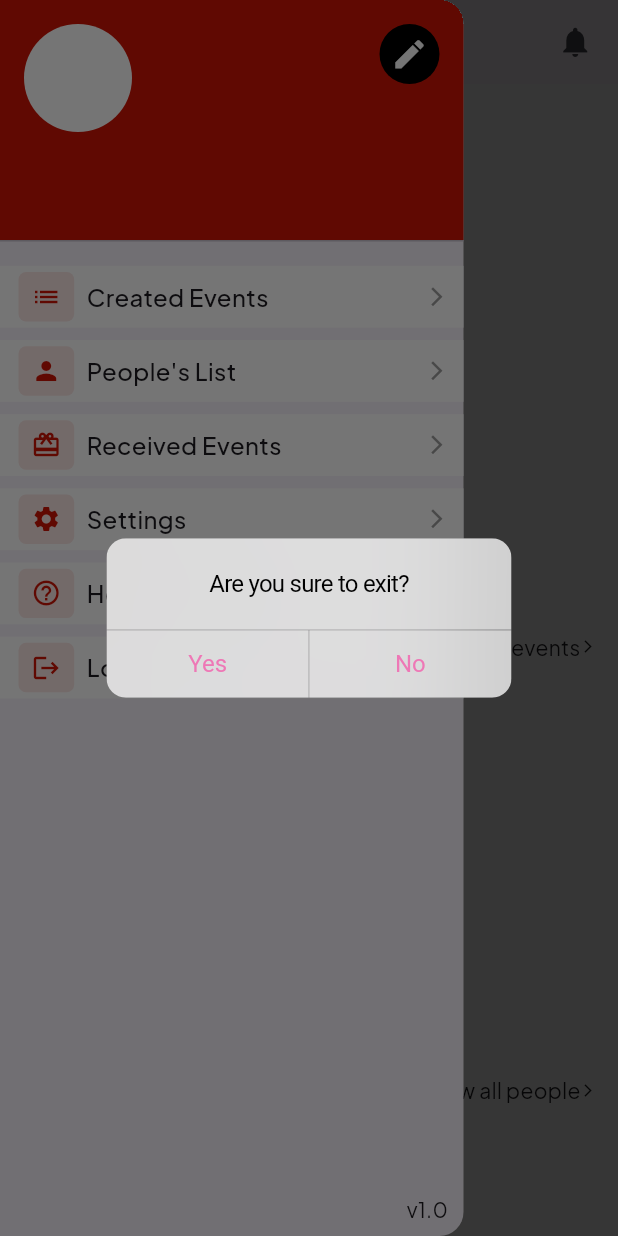
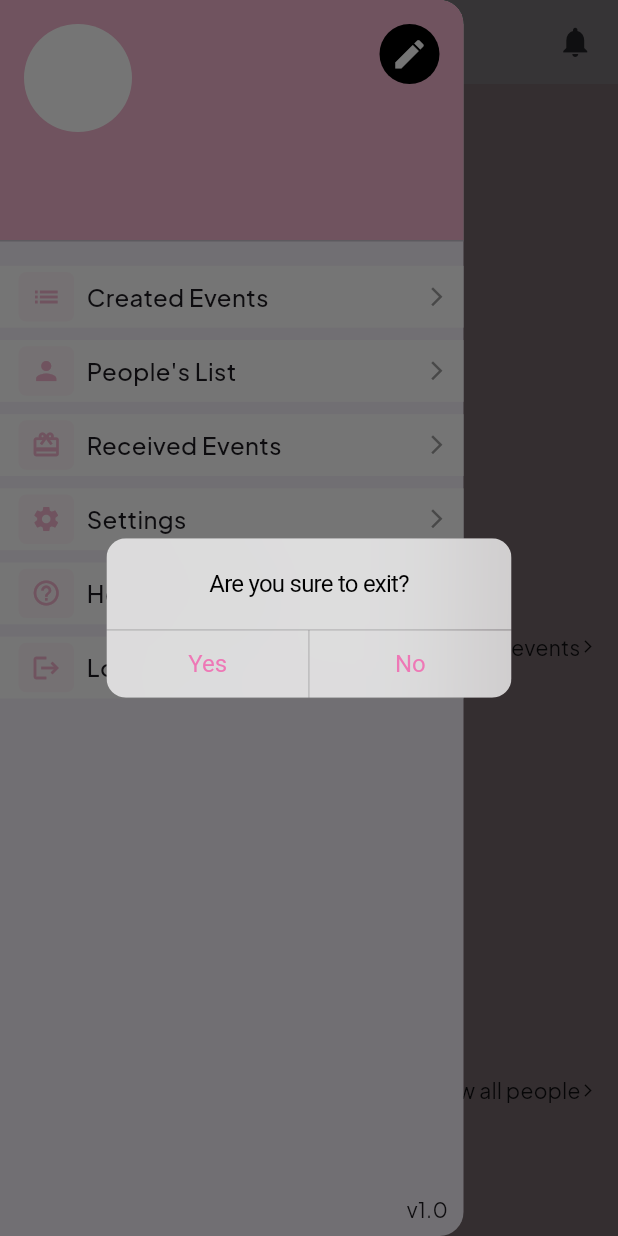
Before and after one commit to shubhamkumarmaghar/where_hearts_meet, a Flutter app: the DashboardScreen screen opened by its route, in the side drawer, after a tap on "Logout", on a phone screen of 412 x 824 dp. Run offline on Flutter 3.47's test engine with Material 3 defaults, Android fonts, the phone set to English and light mode, and no system bars; our stand-ins replace cloud_firestore, confetti, dio, firebase_auth, firebase_core, firebase_storage and 8 more; accounts and stored records are empty; network calls fail.

Commit message:
initial for login

```diff
--- a/lib/dashboard_module/screens/dashboard_drawer_screen.dart
+++ b/lib/dashboard_module/screens/dashboard_drawer_screen.dart
@@ -71,6 +71,7 @@ class DashboardDrawerScreen extends StatelessWidget {
                 showLogoutAlertDialog(
                     context: Get.context!,
                     logOutFunction: () async {
+                      GetStorage().erase();
                       showLoaderDialog(context: Get.context!);
                       final controller = Get.find<FirebaseAuthController>();
                       await controller.logOut();
@@ -91,7 +92,7 @@ class DashboardDrawerScreen extends StatelessWidget {
   }
 
   UserAccountsDrawerHeader getUserAccountHeader({required BuildContext context}) {
-    return UserAccountsDrawerHeader(decoration: BoxDecoration(color: appColor2),
+    return UserAccountsDrawerHeader(decoration: BoxDecoration(color: appColor1),
       accountName: Text(
         GetStorage().read(username) ?? '',
         style: const TextStyle(fontSize: 20, fontWeight: FontWeight.w700),
--- a/lib/dashboard_module/screens/dashboard_screen.dart
+++ b/lib/dashboard_module/screens/dashboard_screen.dart
@@ -36,7 +36,7 @@ class DashboardScreen extends StatelessWidget {
           body: Container(
             height: _mainHeight,
             width: _mainWidth,
-            color: whiteColor,
+            color: appColor5,
             padding: const EdgeInsets.symmetric(vertical: 15, horizontal: 15),
             child: SingleChildScrollView(
               child: Column(
--- a/lib/dashboard_module/widgets/dashboard_widgets.dart
+++ b/lib/dashboard_module/widgets/dashboard_widgets.dart
@@ -17,11 +17,11 @@ Widget getDrawerContentWidget({required IconData icon, required String heading,
           Container(
             height: Get.height*0.04,
             width: Get.width*0.09,
-            decoration: BoxDecoration(color: appColor2.withOpacity(0.1), borderRadius: BorderRadius.circular(5)),
+            decoration: BoxDecoration(color: appColor1.withOpacity(0.1), borderRadius: BorderRadius.circular(5)),
             padding: const EdgeInsets.all(2),
             child: Icon(
               icon,
-              color: appColor2,
+              color: appColor1,
               size: 20,
             ),
           ),
--- a/lib/splash_module/controller/splash_controller.dart
+++ b/lib/splash_module/controller/splash_controller.dart
@@ -37,7 +37,7 @@ class SplashController extends GetxController {
     //   Get.offAllNamed(RoutesConst.loginScreen);
     // }
 
-    if (await GetStorage().read(token)!= '') {
+    if (await GetStorage().read(token)!= null) {
         Get.offAllNamed(RoutesConst.dashboardScreen);
       } else {
         Get.offAllNamed(RoutesConst.loginScreen);
--- a/lib/utils/consts/color_const.dart
+++ b/lib/utils/consts/color_const.dart
@@ -6,6 +6,7 @@ const Color appColor2 = Color(0XFFD21404);
 const Color appColor3 = Color(0XFFFD5DA8);
 const Color appColor4 = Color(0XFFFAB4CE);
 const Color appColor5 = Color(0XFFF6DAE4);
+const Color appColor6 = Color(0XFFFFCFF1);
 
 const Color redColor = Colors.red;
 const Color whiteColor = Colors.white;
```
